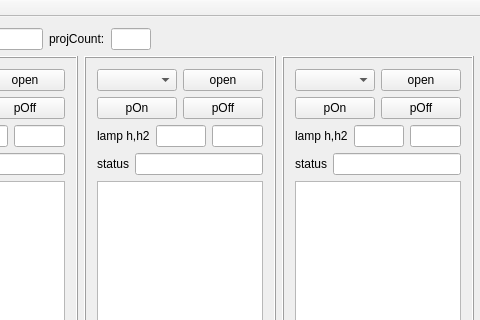
The window that mainwindow.ui (baradoid/polden-projector-desktop-ctrl) describes before a commit, drawn with Qt 5; both pictures show x 323 to 803 and y 0 to 320 of the 1006 by 503 pixel window.
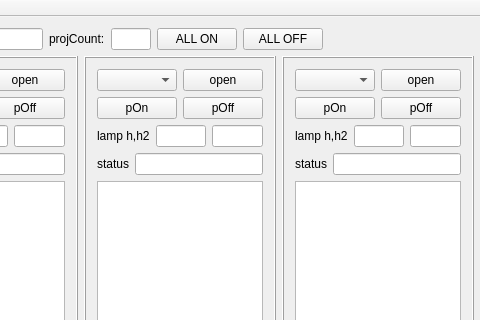
The same window after the commit.

Commit message: правки

Diff of the .ui file:
```diff
--- a/mainwindow.ui
+++ b/mainwindow.ui
@@ -6,7 +6,7 @@
    <rect>
     <x>0</x>
     <y>0</y>
-    <width>938</width>
+    <width>987</width>
     <height>503</height>
    </rect>
   </property>
@@ -100,6 +100,20 @@
          </property>
         </widget>
        </item>
+       <item>
+        <widget class="QPushButton" name="pushButtonAllOn">
+         <property name="text">
+          <string>ALL ON</string>
+         </property>
+        </widget>
+       </item>
+       <item>
+        <widget class="QPushButton" name="pushButtonAllOff">
+         <property name="text">
+          <string>ALL OFF</string>
+         </property>
+        </widget>
+       </item>
       </layout>
      </widget>
     </item>
```
Left out of the diff: 2 changed lines with no effect on the pictures. The commit also changes 2 other files.
